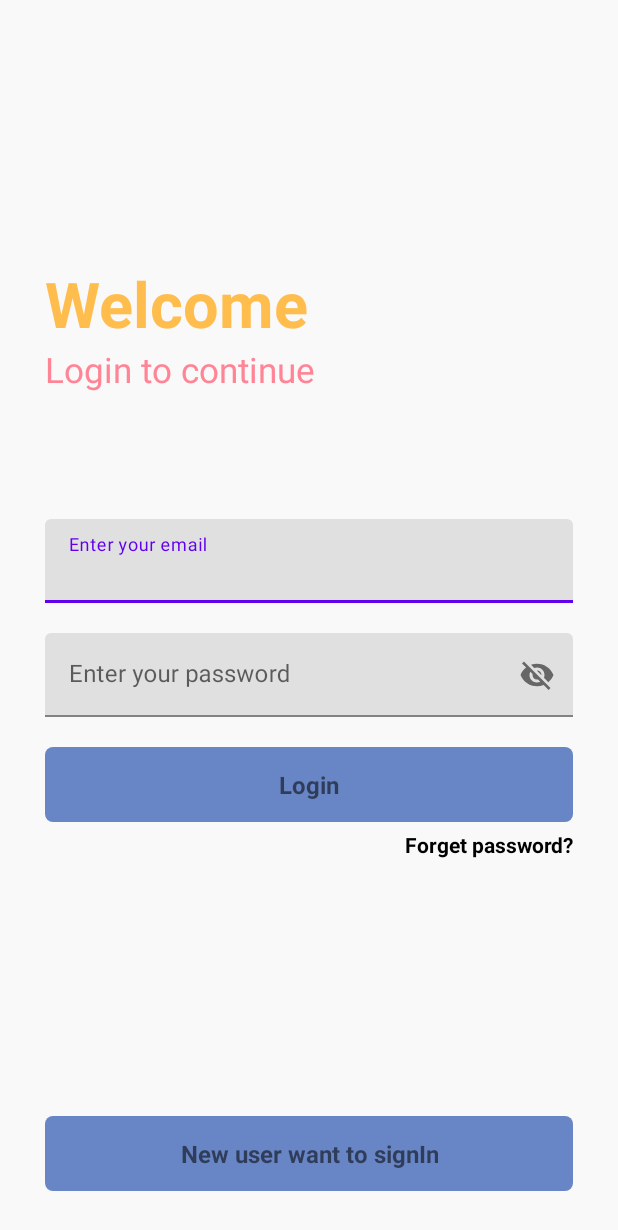
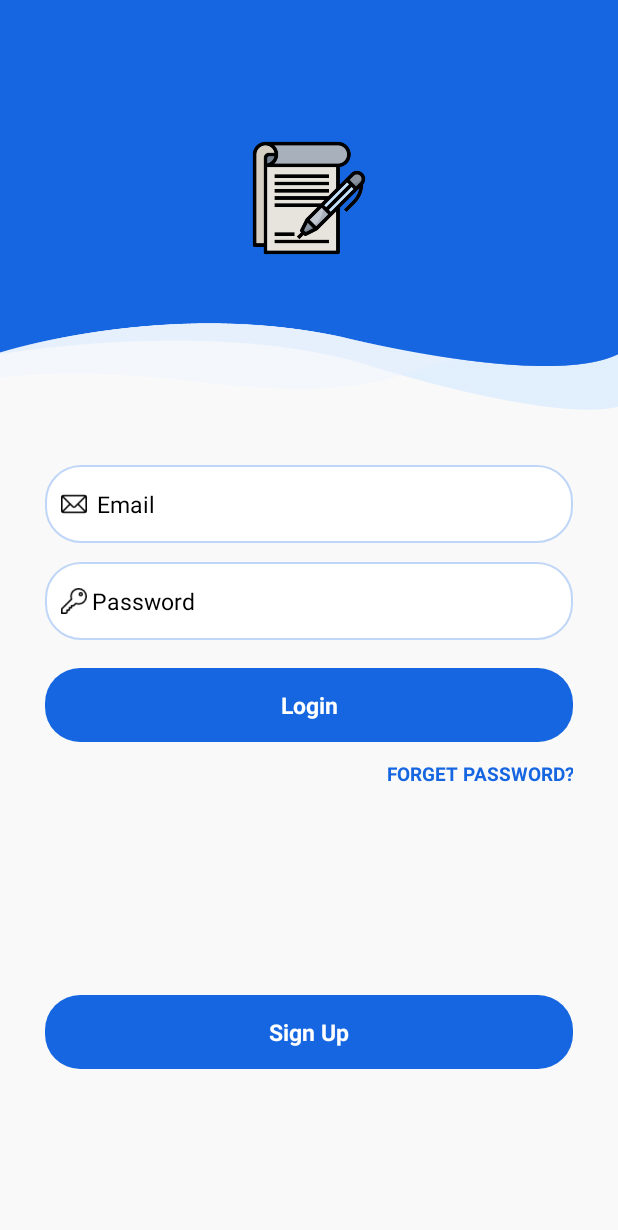
Before and after one commit to gaddarkumar7447/Note-App, an Android app: the screen it shows after launch (MainActivity), on a phone screen of 412 x 824 dp. Shown: the top 1230 px of the screen. Run offline under Robolectric (Android 15) with nearby library versions, the phone set to English and light mode, and no system bars; our stand-ins replace Firebase (no records; nobody signed in at launch, a user with empty details on screens opened directly).

Commit message:
change login layout

```diff
--- a/app/src/main/java/com/example/noteapp/MainActivity.java
+++ b/app/src/main/java/com/example/noteapp/MainActivity.java
@@ -23,7 +23,8 @@ public class MainActivity extends AppCompatActivity {
     private EditText mloginemail;
     private EditText mloginpassword;
     private TextView mgotoforgetpassword;
-    private RelativeLayout mlogin, mgotosignup;
+    //private RelativeLayout mlogin, mgotosignup;
+    private TextView mlogin, mgotosignup;
     private FirebaseAuth firebaseAuth;
     private ProgressBar mprogressbar;
 
@@ -31,6 +32,7 @@ public class MainActivity extends AppCompatActivity {
     protected void onCreate(Bundle savedInstanceState) {
         super.onCreate(savedInstanceState);
         setContentView(R.layout.activity_main);
+
         getSupportActionBar().hide();
         mloginemail = findViewById(R.id.loginemail);
         mloginpassword = findViewById(R.id.loginpassword);
--- /dev/null
+++ b/app/src/main/res/drawable/blue_border_rounded.xml
@@ -0,0 +1,7 @@
+<?xml version="1.0" encoding="utf-8"?>
+<shape xmlns:android="http://schemas.android.com/apk/res/android"
+    android:shape="rectangle">
+<solid android:color="#FFFFFF"/>
+    <stroke android:color="#c0d6f7" android:width="1.3dp"/>
+    <corners android:radius="23dp"/>
+</shape>
--- /dev/null
+++ b/app/src/main/res/drawable/blue_filled.xml
@@ -0,0 +1,4 @@
+<?xml version="1.0" encoding="utf-8"?>
+<shape xmlns:android="http://schemas.android.com/apk/res/android">
+<solid android:color="#1566e0"/><corners android:radius="23dp"/>
+</shape>
--- /dev/null
+++ b/app/src/main/res/drawable/cursor_color.xml
@@ -0,0 +1,5 @@
+<?xml version="1.0" encoding="utf-8"?>
+<shape xmlns:android="http://schemas.android.com/apk/res/android">
+<size android:width="2dp"/>
+    <solid android:color="#1ea5ff"/>
+</shape>
--- a/app/src/main/res/layout/activity_main.xml
+++ b/app/src/main/res/layout/activity_main.xml
@@ -7,7 +7,151 @@
     android:background="#f9f9f9"
     tools:context=".MainActivity">
 
-    <ProgressBar
+
+    <LinearLayout
+        android:layout_width="match_parent"
+        android:layout_height="wrap_content"
+        android:orientation="vertical">
+
+        <FrameLayout
+            android:layout_width="match_parent"
+            android:id="@+id/fragment"
+            android:background="@drawable/blue_bg"
+            android:layout_height="273dp">
+
+            <ImageView
+                android:layout_width="77dp"
+                android:src="@drawable/contract"
+                android:layout_marginTop="93dp"
+                android:layout_gravity="center_horizontal"
+                android:layout_height="77dp"/>
+        </FrameLayout>
+
+        <RelativeLayout
+            android:layout_width="wrap_content"
+            android:layout_marginLeft="30dp"
+            android:layout_marginRight="30dp"
+            android:layout_below="@+id/fragment"
+            android:layout_marginTop="36.7dp"
+            android:background="@drawable/blue_border_rounded"
+            android:layout_height="wrap_content">
+
+            <EditText
+                android:id="@+id/loginemail"
+                android:layout_width="match_parent"
+                android:layout_height="wrap_content"
+                android:background="@android:color/transparent"
+                android:hint="Email"
+                android:inputType="textEmailAddress"
+                android:maxLines="1"
+                android:textColor="@color/black"
+                android:textColorHint="@color/black"
+                android:paddingLeft="17dp"
+                android:layout_marginLeft="17dp"
+                android:paddingBottom="15dp"
+                android:textCursorDrawable="@drawable/cursor_color"
+                android:textSize="15sp"
+                android:paddingTop="15dp" />
+
+            <ImageView
+                android:layout_width="18.7dp"
+                android:src="@drawable/email"
+                android:layout_marginLeft="10dp"
+                android:layout_centerVertical="true"
+                android:layout_height="17.3dp"/>
+        </RelativeLayout>
+
+        <RelativeLayout
+            android:layout_width="wrap_content"
+            android:layout_marginLeft="30dp"
+            android:layout_marginRight="30dp"
+            android:layout_marginTop="12.7dp"
+            android:background="@drawable/blue_border_rounded"
+            android:layout_height="wrap_content">
+
+            <EditText
+                android:id="@+id/loginpassword"
+                android:layout_width="match_parent"
+                android:layout_height="wrap_content"
+                android:layout_marginLeft="14dp"
+                android:background="@android:color/transparent"
+                android:hint="Password"
+                android:inputType="textPassword"
+                android:maxLength="10"
+                android:maxLines="1"
+                android:paddingLeft="17dp"
+                android:paddingTop="15dp"
+                android:paddingBottom="15dp"
+                android:textColor="@color/black"
+                android:textColorHint="@color/black"
+                android:textCursorDrawable="@drawable/cursor_color"
+                android:textSize="15sp" />
+
+            <ImageView
+                android:layout_width="18.7dp"
+                android:src="@drawable/key"
+                android:layout_marginLeft="10dp"
+                android:layout_centerVertical="true"
+                android:layout_height="17.3dp"/>
+        </RelativeLayout>
+
+            <TextView
+                android:id="@+id/login"
+                android:layout_gravity="center"
+                android:layout_width="match_parent"
+                android:layout_height="wrap_content"
+                android:layout_marginLeft="30dp"
+                android:layout_marginRight="30dp"
+                android:layout_marginTop="18.5dp"
+                android:background="@drawable/blue_filled"
+                android:gravity="center"
+                android:paddingTop="14dp"
+                android:paddingBottom="14dp"
+                android:text="Login"
+                android:textColor="#ffffff"
+                android:textSize="15sp"
+                android:textStyle="bold" />
+
+        <TextView
+            android:id="@+id/gotoforgetpassword"
+            android:layout_width="match_parent"
+            android:layout_height="wrap_content"
+            android:layout_marginLeft="30dp"
+            android:layout_marginTop="12dp"
+            android:layout_marginRight="30dp"
+            android:text="FORGET PASSWORD?"
+            android:textAlignment="textEnd"
+            android:textColor="#1566e0"
+            android:textSize="12.5dp"
+            android:textStyle="bold" />
+
+        <ProgressBar
+            android:layout_width="wrap_content"
+            android:visibility="invisible"
+            android:layout_gravity="center"
+            android:id="@+id/progressbarinmainactivity"
+            android:layout_height="wrap_content"/>
+
+        <TextView
+            android:id="@+id/gotosingup"
+            android:layout_gravity="center"
+            android:layout_width="match_parent"
+            android:layout_height="wrap_content"
+            android:layout_marginLeft="30dp"
+            android:layout_marginRight="30dp"
+            android:layout_marginTop="90.5dp"
+            android:background="@drawable/blue_filled"
+            android:gravity="center"
+            android:paddingTop="14dp"
+            android:paddingBottom="14dp"
+            android:text="Sign Up"
+            android:textColor="#ffffff"
+            android:textSize="15sp"
+            android:textStyle="bold" />
+    </LinearLayout>
+
+
+    <!--<ProgressBar
         android:layout_width="wrap_content"
         android:layout_below="@id/gotoforgetpassword"
         android:layout_centerHorizontal="true"
@@ -90,10 +234,12 @@
         android:layout_width="match_parent"
         android:layout_height="50dp"
         android:layout_below="@id/password"
+        android:clickable="true"
         android:layout_marginLeft="30dp"
         android:layout_marginTop="20dp"
         android:layout_marginRight="30dp"
-        android:background="@drawable/button_design">
+        android:background="@drawable/button_design"
+        android:focusable="true">
 
         <TextView
             android:layout_width="wrap_content"
@@ -123,11 +269,13 @@
         android:id="@+id/gotosingup"
         android:layout_width="match_parent"
         android:layout_height="50dp"
+        android:clickable="true"
         android:layout_alignParentBottom="true"
         android:layout_marginLeft="30dp"
         android:layout_marginRight="30dp"
         android:layout_marginBottom="30dp"
-        android:background="@drawable/button_design">
+        android:background="@drawable/button_design"
+        android:focusable="true">
 
         <TextView
             android:layout_width="wrap_content"
@@ -138,6 +286,6 @@
             android:textAlignment="center"
             android:textSize="16sp"
             android:textStyle="bold" />
-    </RelativeLayout>
+    </RelativeLayout>-->
 
 </RelativeLayout>
--- a/app/src/main/res/values/colors.xml
+++ b/app/src/main/res/values/colors.xml
@@ -2,7 +2,7 @@
 <resources>
     <color name="purple_200">#FFBB86FC</color>
     <color name="purple_500">#FF6200EE</color>
-    <color name="purple_700">#FF3700B3</color>
+    <color name="purple_700">#1566e0</color>
     <color name="teal_200">#FF03DAC5</color>
     <color name="teal_700">#FF018786</color>
     <color name="black">#FF000000</color>
```
Also changed, not shown: app/src/main/res/drawable/blue_bg.png (added), app/src/main/res/drawable/contract.png (added), app/src/main/res/drawable/email.png (added), app/src/main/res/drawable/key.png (added).
